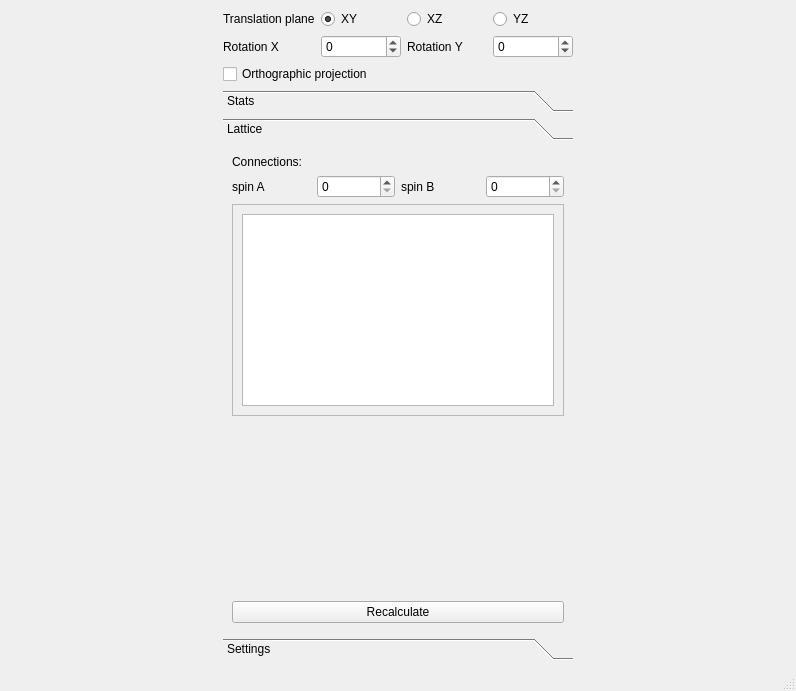
Before: the Qt Designer form viewer/mainwindow.ui in kmkolasinski/Bubel, drawn with Qt 5.
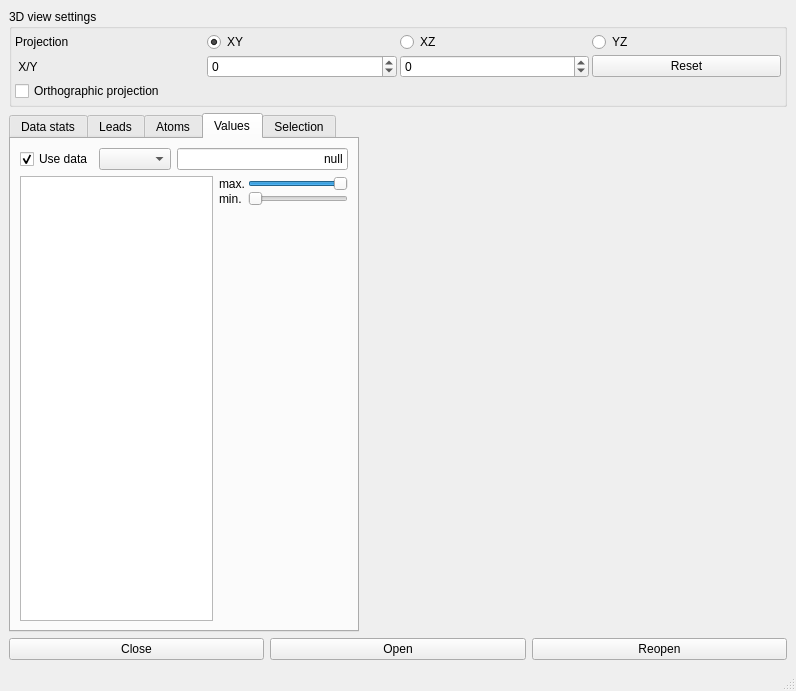
After: the same form once the commit is applied. The open tabs and pages were chosen to show the change.

Patch:
```diff
--- a/viewer/mainwindow.ui
+++ b/viewer/mainwindow.ui
@@ -28,88 +28,112 @@
        <enum>QLayout::SetMinimumSize</enum>
       </property>
       <item>
-       <layout class="QGridLayout" name="gridLayout_2">
-        <item row="0" column="1">
-         <widget class="QRadioButton" name="radioButtonMainXY">
-          <property name="text">
-           <string>XY</string>
-          </property>
-          <property name="checked">
-           <bool>true</bool>
-          </property>
-         </widget>
-        </item>
-        <item row="0" column="2">
-         <widget class="QRadioButton" name="radioButtonMainXZ">
-          <property name="text">
-           <string>XZ</string>
-          </property>
-         </widget>
-        </item>
-        <item row="0" column="3">
-         <widget class="QRadioButton" name="radioButtonMainYZ">
-          <property name="text">
-           <string>YZ</string>
-          </property>
-         </widget>
-        </item>
-        <item row="0" column="0">
-         <widget class="QLabel" name="label_4">
-          <property name="text">
-           <string>Translation plane</string>
-          </property>
-         </widget>
-        </item>
-        <item row="1" column="0">
-         <widget class="QLabel" name="label_11">
-          <property name="text">
-           <string>Rotation X</string>
-          </property>
-         </widget>
-        </item>
-        <item row="1" column="1">
-         <widget class="QSpinBox" name="spinBoxRotX">
-          <property name="minimum">
-           <number>-360</number>
-          </property>
-          <property name="maximum">
-           <number>360</number>
-          </property>
-         </widget>
-        </item>
-        <item row="1" column="3">
-         <widget class="QSpinBox" name="spinBoxRotY">
-          <property name="minimum">
-           <number>-360</number>
-          </property>
-          <property name="maximum">
-           <number>360</number>
-          </property>
-          <property name="value">
-           <number>0</number>
-          </property>
-         </widget>
-        </item>
-        <item row="1" column="2">
-         <widget class="QLabel" name="label_12">
-          <property name="text">
-           <string>Rotation Y</string>
-          </property>
-         </widget>
-        </item>
-       </layout>
-      </item>
-      <item>
-       <widget class="QCheckBox" name="checkBoxOrthoProj">
-        <property name="text">
-         <string>Orthographic projection</string>
+       <widget class="QGroupBox" name="groupBox_3">
+        <property name="title">
+         <string>3D view settings</string>
         </property>
+        <layout class="QVBoxLayout" name="verticalLayout_9">
+         <property name="spacing">
+          <number>3</number>
+         </property>
+         <property name="leftMargin">
+          <number>3</number>
+         </property>
+         <property name="topMargin">
+          <number>3</number>
+         </property>
+         <property name="rightMargin">
+          <number>3</number>
+         </property>
+         <property name="bottomMargin">
+          <number>3</number>
+         </property>
+         <item>
+          <layout class="QGridLayout" name="gridLayout_2">
+           <item row="1" column="2">
+            <widget class="QSpinBox" name="spinBoxRotY">
+             <property name="minimum">
+              <number>-360</number>
+             </property>
+             <property name="maximum">
+              <number>360</number>
+             </property>
+             <property name="value">
+              <number>0</number>
+             </property>
+            </widget>
+           </item>
+           <item row="0" column="1">
+            <widget class="QRadioButton" name="radioButtonMainXY">
+             <property name="text">
+              <string>XY</string>
+             </property>
+             <property name="checked">
+              <bool>true</bool>
+             </property>
+            </widget>
+           </item>
+           <item row="0" column="2">
+            <widget class="QRadioButton" name="radioButtonMainXZ">
+             <property name="text">
+              <string>XZ</string>
+             </property>
+            </widget>
+           </item>
+           <item row="0" column="3">
+            <widget class="QRadioButton" name="radioButtonMainYZ">
+             <property name="text">
+              <string>YZ</string>
+             </property>
+            </widget>
+           </item>
+           <item row="0" column="0">
+            <widget class="QLabel" name="label_4">
+             <property name="text">
+              <string>Projection</string>
+             </property>
+            </widget>
+           </item>
+           <item row="1" column="0">
+            <widget class="QLabel" name="label_11">
+             <property name="text">
+              <string> X/Y</string>
+             </property>
+            </widget>
+           </item>
+           <item row="1" column="1">
+            <widget class="QSpinBox" name="spinBoxRotX">
+             <property name="minimum">
+              <number>-360</number>
+             </property>
+             <property name="maximum">
+              <number>360</number>
+             </property>
+            </widget>
+           </item>
+           <item row="1" column="3">
+            <widget class="QPushButton" name="pushButtonResetRotations">
+             <property name="text">
+              <string>Reset</string>
+             </property>
+            </widget>
+           </item>
+          </layout>
+         </item>
+         <item>
+          <widget class="QCheckBox" name="checkBoxOrthoProj">
+           <property name="text">
+            <string>Orthographic projection</string>
+           </property>
+          </widget>
+         </item>
+        </layout>
        </widget>
       </item>
       <item>
-       <widget class="QToolBox" name="toolBox">
+       <widget class="QTabWidget" name="tabWidget">
         <property name="sizePolicy">
-         <sizepolicy hsizetype="Minimum" vsizetype="Minimum">
+         <sizepolicy hsizetype="Minimum" vsizetype="Expanding">
           <horstretch>0</horstretch>
           <verstretch>0</verstretch>
          </sizepolicy>
@@ -123,33 +147,11 @@
         <property name="currentIndex">
          <number>2</number>
         </property>
-        <widget class="QWidget" name="page">
-         <property name="geometry">
-          <rect>
-           <x>0</x>
-           <y>0</y>
-           <width>350</width>
-           <height>433</height>
-          </rect>
-         </property>
-         <attribute name="label">
-          <string>Stats</string>
+        <widget class="QWidget" name="tabWidgetPage1">
+         <attribute name="title">
+          <string>Data stats</string>
          </attribute>
          <layout class="QVBoxLayout" name="verticalLayout_4">
-          <item>
-           <widget class="QPushButton" name="pushButton">
-            <property name="text">
-             <string>Close</string>
-            </property>
-           </widget>
-          </item>
-          <item>
-           <widget class="QPushButton" name="pushButtonOpen">
-            <property name="text">
-             <string>Open</string>
-            </property>
-           </widget>
-          </item>
           <item>
            <widget class="QScrollArea" name="scrollArea">
             <property name="widgetResizable">
@@ -182,50 +184,11 @@
           </item>
          </layout>
         </widget>
-        <widget class="QWidget" name="page_2">
-         <property name="geometry">
-          <rect>
-           <x>0</x>
-           <y>0</y>
-           <width>350</width>
-           <height>433</height>
-          </rect>
-         </property>
-         <attribute name="label">
-          <string>Lattice</string>
+        <widget class="QWidget" name="tabWidgetPage2">
+         <attribute name="title">
+          <string>Leads</string>
          </attribute>
          <layout class="QVBoxLayout" name="verticalLayout_3">
-          <item>
-           <widget class="QLabel" name="label">
-            <property name="text">
-             <string>Connections:</string>
-            </property>
-           </widget>
-          </item>
-          <item>
-           <layout class="QGridLayout" name="gridLayout">
-            <item row="0" column="0">
-             <widget class="QLabel" name="label_2">
-              <property name="text">
-               <string>spin A</string>
-              </property>
-             </widget>
-            </item>
-            <item row="0" column="2">
-             <widget class="QLabel" name="label_3">
-              <property name="text">
-               <string>spin B</string>
-              </property>
-             </widget>
-            </item>
-            <item row="0" column="1">
-             <widget class="QSpinBox" name="spinBoxSpinA"/>
-            </item>
-            <item row="0" column="3">
-             <widget class="QSpinBox" name="spinBoxSpinB"/>
-            </item>
-           </layout>
-          </item>
           <item>
            <widget class="QScrollArea" name="scrollArea_2">
             <property name="widgetResizable">
@@ -236,11 +199,26 @@
               <rect>
                <x>0</x>
                <y>0</y>
-               <width>330</width>
-               <height>212</height>
+               <width>326</width>
+               <height>424</height>
               </rect>
              </property>
              <layout class="QVBoxLayout" name="verticalLayout_5">
+              <property name="spacing">
+               <number>3</number>
+              </property>
+              <property name="leftMargin">
+               <number>3</number>
+              </property>
+              <property name="topMargin">
+               <number>3</number>
+              </property>
+              <property name="rightMargin">
+               <number>3</number>
+              </property>
+              <property name="bottomMargin">
+               <number>3</number>
+              </property>
               <item>
                <layout class="QVBoxLayout" name="verticalLayoutLeads">
                 <item>
@@ -252,41 +230,51 @@
             </widget>
            </widget>
           </item>
-          <item>
-           <spacer name="verticalSpacer_2">
-            <property name="orientation">
-             <enum>Qt::Vertical</enum>
-            </property>
-            <property name="sizeHint" stdset="0">
-             <size>
-              <width>20</width>
-              <height>40</height>
-             </size>
-            </property>
-           </spacer>
-          </item>
-          <item>
-           <widget class="QPushButton" name="pushButtonRecalcSystem">
-            <property name="text">
-             <string>Recalculate</string>
-            </property>
-           </widget>
-          </item>
          </layout>
         </widget>
-        <widget class="QWidget" name="page_3">
-         <property name="geometry">
-          <rect>
-           <x>0</x>
-           <y>0</y>
-           <width>359</width>
-           <height>393</height>
-          </rect>
-         </property>
-         <attribute name="label">
-          <string>Settings</string>
+        <widget class="QWidget" name="tabWidgetPage3">
+         <attribute name="title">
+          <string>Atoms</string>
          </attribute>
          <layout class="QVBoxLayout" name="verticalLayout_7">
+          <item>
+           <widget class="QLabel" name="label">
+            <property name="text">
+             <string>Filter connections</string>
+            </property>
+           </widget>
+          </item>
+          <item>
+           <layout class="QGridLayout" name="gridLayout">
+            <item row="1" column="0">
+             <widget class="QLabel" name="label_2">
+              <property name="text">
+               <string>spin A</string>
+              </property>
+             </widget>
+            </item>
+            <item row="1" column="2">
+             <widget class="QLabel" name="label_3">
+              <property name="text">
+               <string>spin B</string>
+              </property>
+             </widget>
+            </item>
+            <item row="1" column="1">
+             <widget class="QSpinBox" name="spinBoxSpinA"/>
+            </item>
+            <item row="1" column="3">
+             <widget class="QSpinBox" name="spinBoxSpinB"/>
+            </item>
+           </layout>
+          </item>
+          <item>
+           <widget class="Line" name="line_3">
+            <property name="orientation">
+             <enum>Qt::Horizontal</enum>
+            </property>
+           </widget>
+          </item>
           <item>
            <widget class="QGroupBox" name="groupBox">
             <property name="title">
@@ -453,8 +441,253 @@
           </item>
          </layout>
         </widget>
+        <widget class="QWidget" name="tab">
+         <attribute name="title">
+          <string>Values</string>
+         </attribute>
+         <layout class="QVBoxLayout" name="verticalLayout_10">
+          <item>
+           <layout class="QGridLayout" name="gridLayout_6">
+            <item row="0" column="2">
+             <widget class="QLineEdit" name="lineEditDatasetName">
+              <property name="layoutDirection">
+               <enum>Qt::LeftToRight</enum>
+              </property>
+              <property name="text">
+               <string>null</string>
+              </property>
+              <property name="frame">
+               <bool>true</bool>
+              </property>
+              <property name="alignment">
+               <set>Qt::AlignRight|Qt::AlignTrailing|Qt::AlignVCenter</set>
+              </property>
+              <property name="readOnly">
+               <bool>true</bool>
+              </property>
+             </widget>
+            </item>
+            <item row="0" column="1">
+             <widget class="QComboBox" name="comboBoxDatasetSpinFilter">
+              <property name="sizePolicy">
+               <sizepolicy hsizetype="Minimum" vsizetype="Fixed">
+                <horstretch>0</horstretch>
+                <verstretch>0</verstretch>
+               </sizepolicy>
+              </property>
+             </widget>
+            </item>
+            <item row="0" column="0">
+             <widget class="QCheckBox" name="checkBoxDatasetUse">
+              <property name="text">
+               <string>Use data</string>
+              </property>
+              <property name="checked">
+               <bool>true</bool>
+              </property>
+             </widget>
+            </item>
+           </layout>
+          </item>
+          <item>
+           <layout class="QHBoxLayout" name="horizontalLayout_2">
+            <item>
+             <widget class="QListWidget" name="listWidgetDatasetCols"/>
+            </item>
+            <item>
+             <layout class="QGridLayout" name="gridLayout_7">
+              <property name="horizontalSpacing">
+               <number>3</number>
+              </property>
+              <property name="verticalSpacing">
+               <number>0</number>
+              </property>
+              <item row="2" column="2">
+               <spacer name="verticalSpacer_2">
+                <property name="orientation">
+                 <enum>Qt::Vertical</enum>
+                </property>
+                <property name="sizeHint" stdset="0">
+                 <size>
+                  <width>20</width>
+                  <height>40</height>
+                 </size>
+                </property>
+               </spacer>
+              </item>
+              <item row="0" column="2">
+               <widget class="QSlider" name="horizontalSliderDataMaxValue">
+                <property name="minimumSize">
+                 <size>
+                  <width>100</width>
+                  <height>0</height>
+                 </size>
+                </property>
+                <property name="maximum">
+                 <number>300</number>
+                </property>
+                <property name="pageStep">
+                 <number>1</number>
+                </property>
+                <property name="value">
+                 <number>300</number>
+                </property>
+                <property name="orientation">
+                 <enum>Qt::Horizontal</enum>
+                </property>
+                <property name="tickPosition">
+                 <enum>QSlider::NoTicks</enum>
+                </property>
+               </widget>
+              </item>
+              <item row="2" column="0">
+               <spacer name="verticalSpacer_3">
+                <property name="orientation">
+                 <enum>Qt::Vertical</enum>
+                </property>
+                <property name="sizeHint" stdset="0">
+                 <size>
+                  <width>20</width>
+                  <height>40</height>
+                 </size>
+                </property>
+               </spacer>
+              </item>
+              <item row="0" column="0">
+               <widget class="QLabel" name="label_13">
+                <property name="text">
+                 <string>max.</string>
+                </property>
+               </widget>
+              </item>
+              <item row="1" column="0">
+               <widget class="QLabel" name="label_12">
+                <property name="text">
+                 <string>min.</string>
+                </property>
+               </widget>
+              </item>
+              <item row="1" column="2">
+               <widget class="QSlider" name="horizontalSliderDataMinValue">
+                <property name="maximum">
+                 <number>300</number>
+                </property>
+                <property name="pageStep">
+                 <number>1</number>
+                </property>
+                <property name="orientation">
+                 <enum>Qt::Horizontal</enum>
+                </property>
+               </widget>
+              </item>
+             </layout>
+            </item>
+           </layout>
+          </item>
+         </layout>
+        </widget>
+        <widget class="QWidget" name="tab_2">
+         <attribute name="title">
+          <string>Selection</string>
+         </attribute>
+         <layout class="QVBoxLayout" name="verticalLayout_11">
+          <item>
+           <widget class="QLabel" name="label_14">
+            <property name="text">
+             <string>Selected atom info</string>
+            </property>
+           </widget>
+          </item>
+          <item>
+           <widget class="QTableWidget" name="tableWidgetAtomInfo">
+            <row>
+             <property name="text">
+              <string>ID</string>
+             </property>
+            </row>
+            <row>
+             <property name="text">
+              <string>No. spins</string>
+             </property>
+            </row>
+            <row>
+             <property name="text">
+              <string>No. bnds</string>
+             </property>
+            </row>
+            <row>
+             <property name="text">
+              <string>Active</string>
+             </property>
+            </row>
+            <row>
+             <property name="text">
+              <string>Flag</string>
+             </property>
+            </row>
+            <row>
+             <property name="text">
+              <string>Position</string>
+             </property>
+            </row>
+            <column>
+             <property name="text">
+              <string>A</string>
+             </property>
+            </column>
+            <column>
+             <property name="text">
+              <string>B</string>
+             </property>
+            </column>
+           </widget>
+          </item>
+          <item>
+           <widget class="QLabel" name="label_15">
+            <property name="text">
+             <string>Coupling matrix (Select two atoms)</string>
+            </property>
+           </widget>
+          </item>
+          <item>
+           <widget class="QTableWidget" name="tableWidgetCouplings">
+            <property name="sizePolicy">
+             <sizepolicy hsizetype="Expanding" vsizetype="MinimumExpanding">
+              <horstretch>0</horstretch>
+              <verstretch>0</verstretch>
+             </sizepolicy>
+            </property>
+           </widget>
+          </item>
+         </layout>
+        </widget>
        </widget>
       </item>
+      <item>
+       <layout class="QGridLayout" name="gridLayout_3">
+        <item row="0" column="1">
+         <widget class="QPushButton" name="pushButtonOpen">
+          <property name="text">
+           <string>Open</string>
+          </property>
+         </widget>
+        </item>
+        <item row="0" column="0">
+         <widget class="QPushButton" name="pushButtonCloseFile">
+          <property name="text">
+           <string>Close</string>
+          </property>
+         </widget>
+        </item>
+        <item row="0" column="2">
+         <widget class="QPushButton" name="pushButtonReopenFile">
+          <property name="text">
+           <string>Reopen</string>
+          </property>
+         </widget>
+        </item>
+       </layout>
+      </item>
      </layout>
     </item>
    </layout>
```
Left out of the diff: 152 changed lines with no effect on the pictures.
